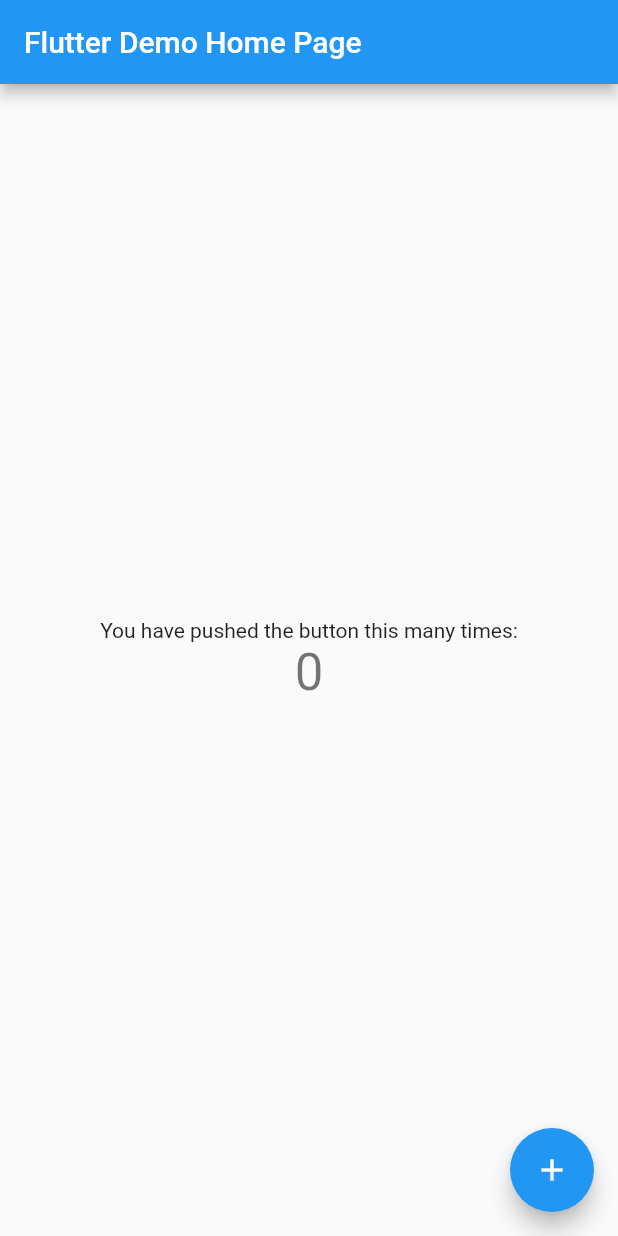
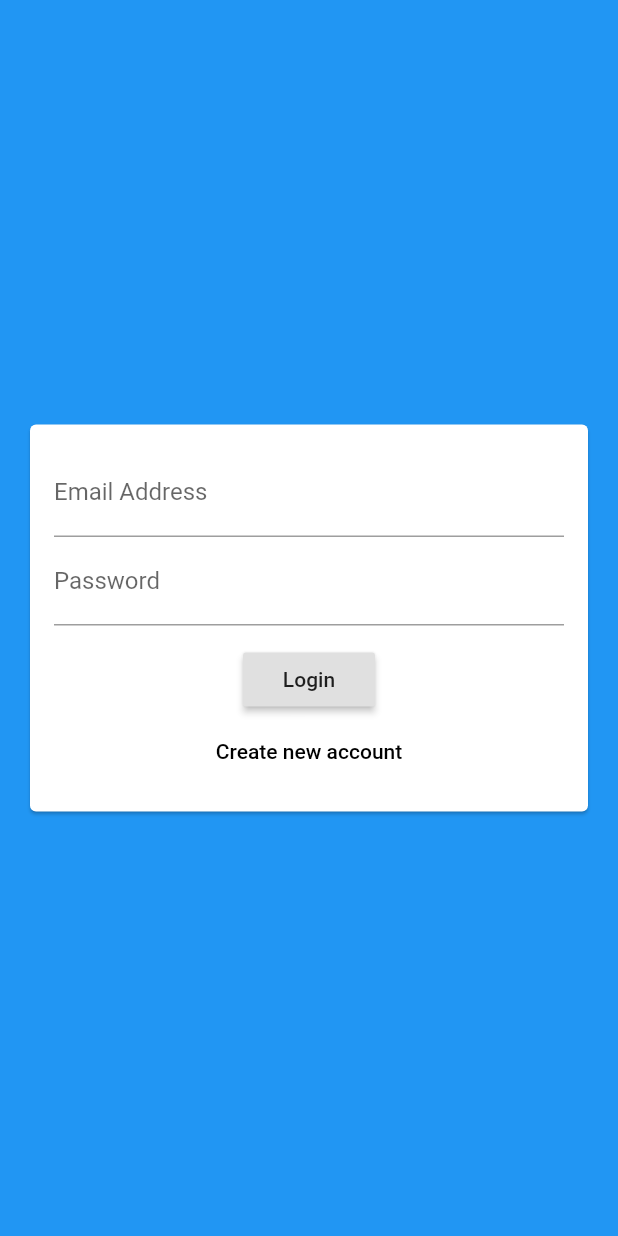
Before and after one commit to sgovil5/fbla_app, a Flutter app: the screen it shows after launch, on a phone screen of 412 x 824 dp. Run offline on Flutter 3.47's test engine with Material 2 defaults, Android fonts, the phone set to English and light mode, and no system bars; our stand-ins replace cloud_firestore, firebase_auth, firebase_storage; accounts and stored records are empty.

Commit message:
Added Login/Signup

```diff
--- a/lib/main.dart
+++ b/lib/main.dart
@@ -1,117 +1,33 @@
+import 'package:firebase_auth/firebase_auth.dart';
 import 'package:flutter/material.dart';
+
+import './screens/auth_screen.dart';
+import 'screens/bottom_nav_bar.dart';
 
 void main() {
   runApp(MyApp());
 }
 
 class MyApp extends StatelessWidget {
-  // This widget is the root of your application.
   @override
   Widget build(BuildContext context) {
     return MaterialApp(
-      title: 'Flutter Demo',
+      title: 'FBLA App',
       theme: ThemeData(
-        // This is the theme of your application.
-        //
-        // Try running your application with "flutter run". You'll see the
-        // application has a blue toolbar. Then, without quitting the app, try
-        // changing the primarySwatch below to Colors.green and then invoke
-        // "hot reload" (press "r" in the console where you ran "flutter run",
-        // or simply save your changes to "hot reload" in a Flutter IDE).
-        // Notice that the counter didn't reset back to zero; the application
-        // is not restarted.
         primarySwatch: Colors.blue,
-        // This makes the visual density adapt to the platform that you run
-        // the app on. For desktop platforms, the controls will be smaller and
-        // closer together (more dense) than on mobile platforms.
-        visualDensity: VisualDensity.adaptivePlatformDensity,
+        scaffoldBackgroundColor: Colors.white,
       ),
-      home: MyHomePage(title: 'Flutter Demo Home Page'),
+      home: StreamBuilder(
+        stream: FirebaseAuth.instance.onAuthStateChanged,
+        builder: (ctx, userSnapshot) {
+          if (userSnapshot.hasData) {
+            return BottomNavBar();
+          }
+          return AuthScreen();
+        },
+      ),
+      initialRoute: '/',
+      routes: {},
     );
   }
 }
-
-class MyHomePage extends StatefulWidget {
-  MyHomePage({Key key, this.title}) : super(key: key);
-
-  // This widget is the home page of your application. It is stateful, meaning
-  // that it has a State object (defined below) that contains fields that affect
-  // how it looks.
-
-  // This class is the configuration for the state. It holds the values (in this
-  // case the title) provided by the parent (in this case the App widget) and
-  // used by the build method of the State. Fields in a Widget subclass are
-  // always marked "final".
-
-  final String title;
-
-  @override
-  _MyHomePageState createState() => _MyHomePageState();
-}
-
-class _MyHomePageState extends State<MyHomePage> {
-  int _counter = 0;
-
-  void _incrementCounter() {
-    setState(() {
-      // This call to setState tells the Flutter framework that something has
-      // changed in this State, which causes it to rerun the build method below
-      // so that the display can reflect the updated values. If we changed
-      // _counter without calling setState(), then the build method would not be
-      // called again, and so nothing would appear to happen.
-      _counter++;
-    });
-  }
-
-  @override
-  Widget build(BuildContext context) {
-    // This method is rerun every time setState is called, for instance as done
-    // by the _incrementCounter method above.
-    //
-    // The Flutter framework has been optimized to make rerunning build methods
-    // fast, so that you can just rebuild anything that needs updating rather
-    // than having to individually change instances of widgets.
-    return Scaffold(
-      appBar: AppBar(
-        // Here we take the value from the MyHomePage object that was created by
-        // the App.build method, and use it to set our appbar title.
-        title: Text(widget.title),
-      ),
-      body: Center(
-        // Center is a layout widget. It takes a single child and positions it
-        // in the middle of the parent.
-        child: Column(
-          // Column is also a layout widget. It takes a list of children and
-          // arranges them vertically. By default, it sizes itself to fit its
-          // children horizontally, and tries to be as tall as its parent.
-          //
-          // Invoke "debug painting" (press "p" in the console, choose the
-          // "Toggle Debug Paint" action from the Flutter Inspector in Android
-          // Studio, or the "Toggle Debug Paint" command in Visual Studio Code)
-          // to see the wireframe for each widget.
-          //
-          // Column has various properties to control how it sizes itself and
-          // how it positions its children. Here we use mainAxisAlignment to
-          // center the children vertically; the main axis here is the vertical
-          // axis because Columns are vertical (the cross axis would be
-          // horizontal).
-          mainAxisAlignment: MainAxisAlignment.center,
-          children: <Widget>[
-            Text(
-              'You have pushed the button this many times:',
-            ),
-            Text(
-              '$_counter',
-              style: Theme.of(context).textTheme.headline4,
-            ),
-          ],
-        ),
-      ),
-      floatingActionButton: FloatingActionButton(
-        onPressed: _incrementCounter,
-        tooltip: 'Increment',
-        child: Icon(Icons.add),
-      ), // This trailing comma makes auto-formatting nicer for build methods.
-    );
-  }
-}
--- /dev/null
+++ b/lib/screens/auth_screen.dart
@@ -0,0 +1,81 @@
+import 'package:flutter/material.dart';
+import 'package:firebase_auth/firebase_auth.dart';
+import 'package:cloud_firestore/cloud_firestore.dart';
+import 'package:firebase_storage/firebase_storage.dart';
+import 'package:flutter/services.dart';
+
+import '../widgets/auth_form.dart';
+
+class AuthScreen extends StatefulWidget {
+  @override
+  _AuthScreenState createState() => _AuthScreenState();
+}
+
+class _AuthScreenState extends State<AuthScreen> {
+  final _auth = FirebaseAuth.instance;
+  var _isLoading = false;
+
+  void _submitAuthForm(
+    String email,
+    String password,
+    String username,
+    bool isLogin,
+    BuildContext ctx,
+  ) async {
+    AuthResult authResult;
+    try {
+      setState(() {
+        _isLoading = true;
+      });
+      if (isLogin) {
+        authResult = await _auth.signInWithEmailAndPassword(
+          email: email,
+          password: password,
+        );
+      } else {
+        authResult = await _auth.createUserWithEmailAndPassword(
+          email: email,
+          password: password,
+        );
+        await Firestore.instance
+            .collection('users')
+            .document(authResult.user.uid)
+            .setData({
+          'username': username,
+          'email': email,
+          'password': password,
+        });
+      }
+    } on PlatformException catch (err) {
+      var message = 'An error occured, please check your credentials';
+      if (err.message != null) {
+        message = err.message;
+      }
+      Scaffold.of(ctx).showSnackBar(
+        SnackBar(
+          content: Text(message),
+          backgroundColor: Theme.of(ctx).errorColor,
+        ),
+      );
+      setState(() {
+        _isLoading = false;
+      });
+    } catch (err) {
+      print(err);
+      setState(() {
+        _isLoading = false;
+      });
+    }
+  }
+
+  @override
+  Widget build(BuildContext context) {
+    return Scaffold(
+      backgroundColor: Theme.of(context).primaryColor,
+      body: AuthForm(
+        _submitAuthForm,
+        _isLoading,
+      ),
+    );
+  }
+}
--- /dev/null
+++ b/lib/widgets/auth_form.dart
@@ -0,0 +1,130 @@
+import 'package:flutter/material.dart';
+
+class AuthForm extends StatefulWidget {
+  AuthForm(this.submitFn, this.isLoading);
+
+  final bool isLoading;
+  final void Function(
+    String email,
+    String password,
+    String userName,
+    bool isLogin,
+    BuildContext ctx,
+  ) submitFn;
+
+  @override
+  _AuthFormState createState() => _AuthFormState();
+}
+
+class _AuthFormState extends State<AuthForm> {
+  final _formKey = GlobalKey<FormState>();
+  var _isLogin = true;
+  var _userEmail = '';
+  var _userName = '';
+  var _userPassword = '';
+  void _trySubmit() {
+    final isValid = _formKey.currentState.validate();
+    FocusScope.of(context).unfocus(); //Remove keyboard after submit
+
+    if (isValid) {
+      _formKey.currentState.save();
+      widget.submitFn(
+        _userEmail.trim(),
+        _userPassword.trim(),
+        _userName.trim(),
+        _isLogin,
+        context,
+      );
+      //Use values to send auth request to firebase
+    }
+  }
+
+  @override
+  Widget build(BuildContext context) {
+    return Center(
+      child: SingleChildScrollView(
+        child: Card(
+          margin: EdgeInsets.all(20),
+          child: Padding(
+            padding: EdgeInsets.all(16),
+            child: Form(
+              key: _formKey,
+              child: Column(
+                mainAxisSize: MainAxisSize.min,
+                children: [
+                  TextFormField(
+                    key: ValueKey('email'),
+                    validator: (value) {
+                      if (value.isEmpty || !value.contains('@')) {
+                        return 'Please enter valid email address';
+                      }
+                      return null;
+                    },
+                    keyboardType: TextInputType.emailAddress,
+                    decoration: InputDecoration(
+                      labelText: 'Email Address',
+                    ),
+                    onSaved: (value) {
+                      _userEmail = value;
+                    },
+                  ),
+                  if (!_isLogin)
+                    TextFormField(
+                      key: ValueKey('username'),
+                      validator: (value) {
+                        if (value.isEmpty || value.length < 4) {
+                          return 'Username must be at least 4 characters';
+                        }
+                        return null;
+                      },
+                      decoration: InputDecoration(
+                        labelText: 'Username',
+                      ),
+                      onSaved: (value) {
+                        _userName = value;
+                      },
+                    ),
+                  TextFormField(
+                    key: ValueKey('password'),
+                    validator: (value) {
+                      if (value.isEmpty || value.length < 7) {
+                        return 'Password must be at least 7 character long';
+                      }
+                      return null;
+                    },
+                    decoration: InputDecoration(
+                      labelText: 'Password',
+                    ),
+                    obscureText: true,
+                    onSaved: (value) {
+                      _userPassword = value;
+                    },
+                  ),
+                  SizedBox(height: 12),
+                  if (widget.isLoading) CircularProgressIndicator(),
+                  if (!widget.isLoading)
+                    RaisedButton(
+                      child: Text(_isLogin ? 'Login' : 'SignUp'),
+                      onPressed: _trySubmit,
+                    ),
+                  if (!widget.isLoading)
+                    FlatButton(
+                      textColor: Colors.black,
+                      child: Text(_isLogin
+                          ? 'Create new account'
+                          : 'I already have an account'),
+                      onPressed: () {
+                        setState(() {
+                          _isLogin = !_isLogin;
+                        });
+                      },
+                    ),
+                ],
+              ),
+            ),
+          ),
+        ),
+      ),
+    );
+  }
+}
--- a/pubspec.yaml
+++ b/pubspec.yaml
@@ -28,6 +28,10 @@ dependencies:
   # The following adds the Cupertino Icons font to your application.
   # Use with the CupertinoIcons class for iOS style icons.
   cupertino_icons: ^0.1.3
+  cloud_firestore: 0.13.5
+  firebase_auth: 0.16.1
+  firebase_storage: ^3.1.5
+
 
 dev_dependencies:
   flutter_test:
```
Also changed, not shown: lib/screens/bottom_nav_bar.dart (added, +10 -0 lines), pubspec.lock, 1 other file.
